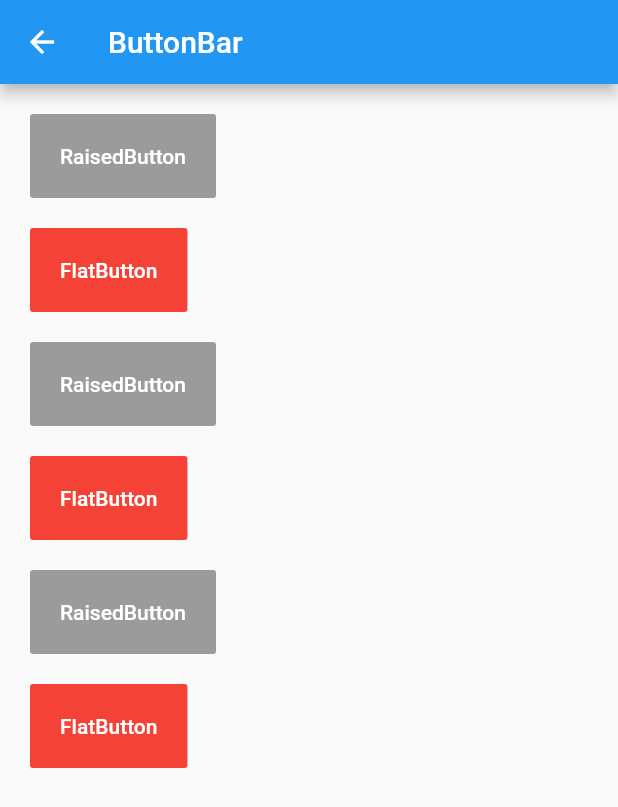
After one commit to Maojunhao/FMStudyApp, a Flutter app: the FMButtonBarVC screen opened directly, on a phone screen of 412 x 824 dp. The commit adds this screen. Shown: the top 807 px of the screen. Run offline on Flutter 3.47's test engine with Material 2 defaults, Android fonts, the phone set to English and light mode, and no system bars; our stand-ins replace transparent_image.

Commit message:
ButtonBar完成

```diff
--- /dev/null
+++ b/FMStudyApp/lib/Widgets/Material_components/buttonbar.dart
@@ -0,0 +1,51 @@
+import 'package:flutter/material.dart';
+
+class FMButtonBarVC extends StatelessWidget{
+  @override
+  Widget build(BuildContext context) {
+    // TODO: implement build
+    return Scaffold(
+      appBar: AppBar(
+        title: Text("ButtonBar"),
+      ),
+      body: _buttonBar(),
+    );
+  }
+
+  ButtonBar _buttonBar(){
+    return ButtonBar(
+      // overflowDirection: VerticalDirection.down,
+      overflowButtonSpacing: 20,
+      buttonPadding: EdgeInsets.all(20),
+      // buttonHeight: 100,
+      // buttonMinWidth: 200,
+      alignment: MainAxisAlignment.start,
+      buttonTextTheme: ButtonTextTheme.accent,
+      children: [
+        _raisedButton(),
+        _flatButton(),
+        _raisedButton(),
+        _flatButton(),
+        _raisedButton(),
+        _flatButton(),
+      ],
+    );
+  }
+
+  RaisedButton _raisedButton(){
+    return RaisedButton(
+      color: Colors.blue,
+      textColor: Colors.white,
+      child: Text("RaisedButton"),
+    );
+  }
+
+  FlatButton _flatButton(){
+    return FlatButton(
+      onPressed: (){},
+      child: Text("FlatButton"),
+      textColor: Colors.white,
+      color: Colors.red,
+    );
+  }
+}
```
Also changed, not shown: FMStudyApp/lib/FMRouteManager.dart (+8 -5 lines), FMStudyApp/lib/Widgets/Material_components/iconbutton.dart (added, +40 -0 lines), FMStudyApp/lib/Widgets/Material_components/material_components_vc.dart (+4 -31 lines), FMStudyApp/lib/Widgets/Material_components/popupmenubutton.dart (added, +51 -0 lines), FMStudyApp/lib/Widgets/Material_components/textfield.dart (added, +31 -0 lines).
